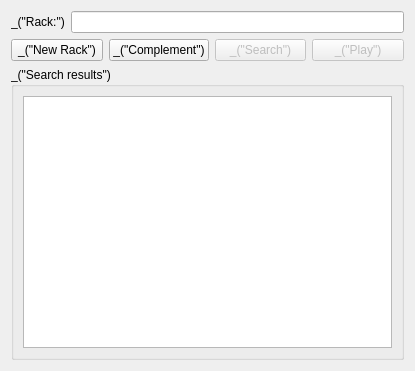
Before: the Qt Designer form qt/ui/training_widget.ui in cjlano/eliot, drawn with Qt 5.
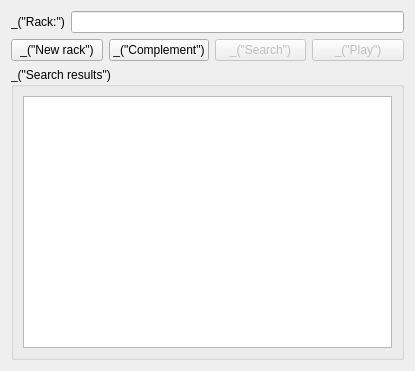
After: the same form once the commit is applied.

The edit to the form file:
```diff
--- a/qt/ui/training_widget.ui
+++ b/qt/ui/training_widget.ui
@@ -32,7 +32,7 @@
      <item>
       <widget class="QPushButton" name="pushButtonRack" >
        <property name="text" >
-        <string>_("New Rack")</string>
+        <string>_("New rack")</string>
        </property>
       </widget>
      </item>
```
